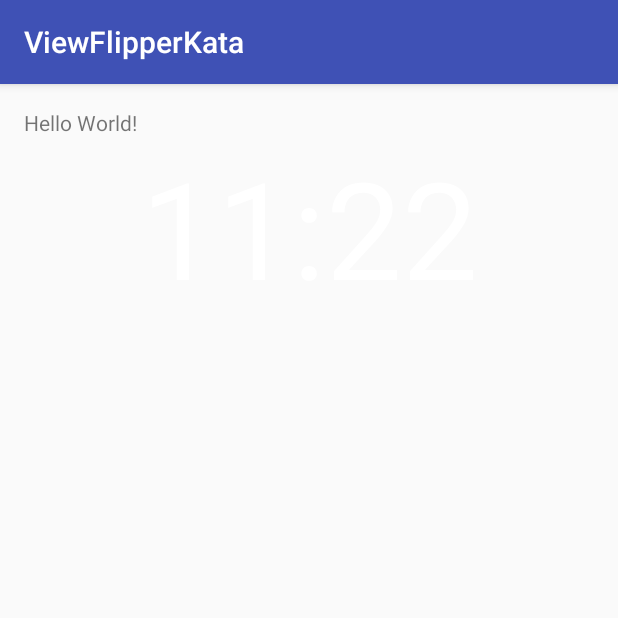
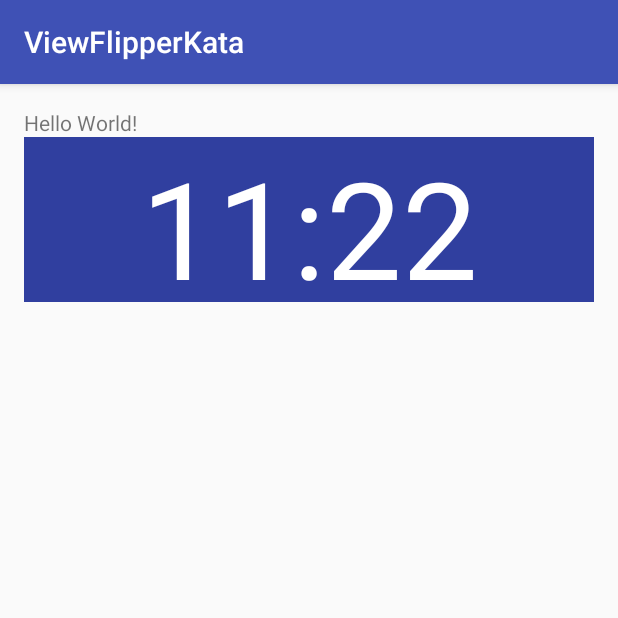
Before and after one commit to gbielanski/ViewFlipperKata, an Android app: the screen it shows after launch (MainActivity), on a phone screen of 412 x 824 dp, the top half of it. Run offline under Robolectric (Android 15) with nearby library versions, the phone set to English and light mode, and no system bars; our stand-ins replace ButterKnife.

Commit message:
Change ViewFlipper background

```diff
--- a/app/src/main/res/layout/activity_main.xml
+++ b/app/src/main/res/layout/activity_main.xml
@@ -21,5 +21,6 @@
         android:layout_height="110dp"
         android:id="@+id/viewFlipper"
         android:layout_below="@+id/textView"
-        android:layout_centerHorizontal="true"/>
+        android:layout_centerHorizontal="true"
+        android:background="@color/colorPrimaryDark"/>
 </RelativeLayout>
```
